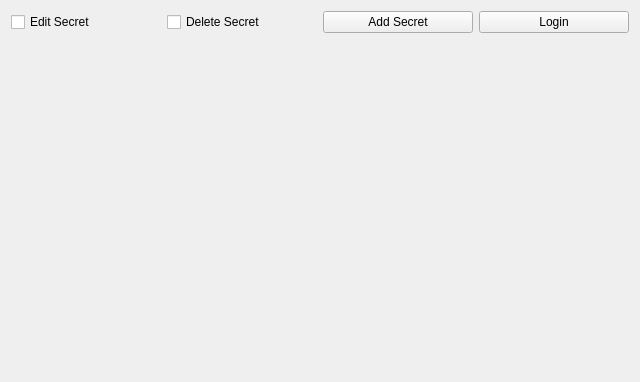
The window that designs/xml/vault_tab.ui (daniel-deru/WorkMate-3.0) describes before a commit, drawn with Qt 5.
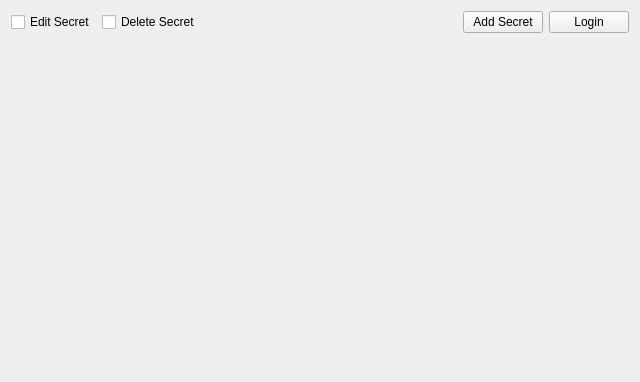
The same window after the commit.

```diff
--- a/designs/xml/vault_tab.ui
+++ b/designs/xml/vault_tab.ui
@@ -36,6 +36,19 @@
        </property>
       </widget>
      </item>
+     <item>
+      <spacer name="horizontalSpacer">
+       <property name="orientation">
+        <enum>Qt::Horizontal</enum>
+       </property>
+       <property name="sizeHint" stdset="0">
+        <size>
+         <width>40</width>
+         <height>20</height>
+        </size>
+       </property>
+      </spacer>
+     </item>
      <item>
       <widget class="QPushButton" name="btn_add">
        <property name="text">
@@ -52,6 +65,22 @@
      </item>
     </layout>
    </item>
+   <item>
+    <spacer name="verticalSpacer_2">
+     <property name="orientation">
+      <enum>Qt::Vertical</enum>
+     </property>
+     <property name="sizeType">
+      <enum>QSizePolicy::Fixed</enum>
+     </property>
+     <property name="sizeHint" stdset="0">
+      <size>
+       <width>20</width>
+       <height>20</height>
+      </size>
+     </property>
+    </spacer>
+   </item>
    <item>
     <layout class="QGridLayout" name="gbox_secret"/>
    </item>
```
